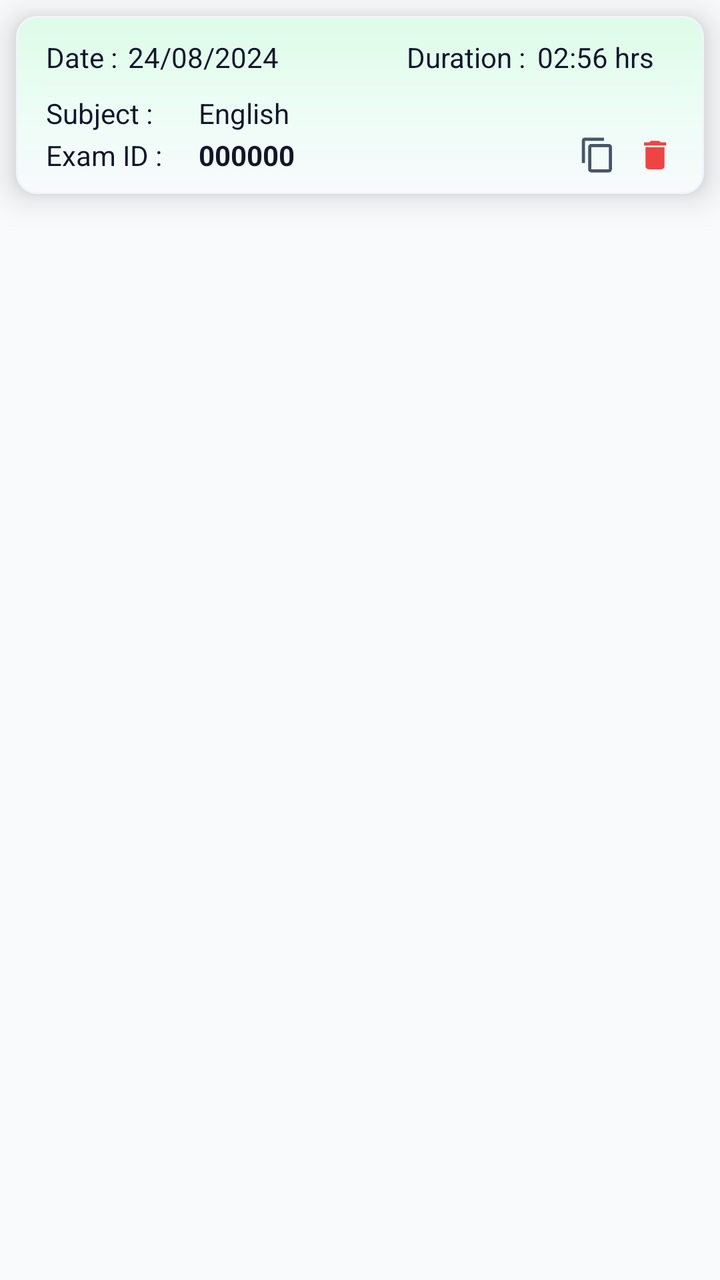
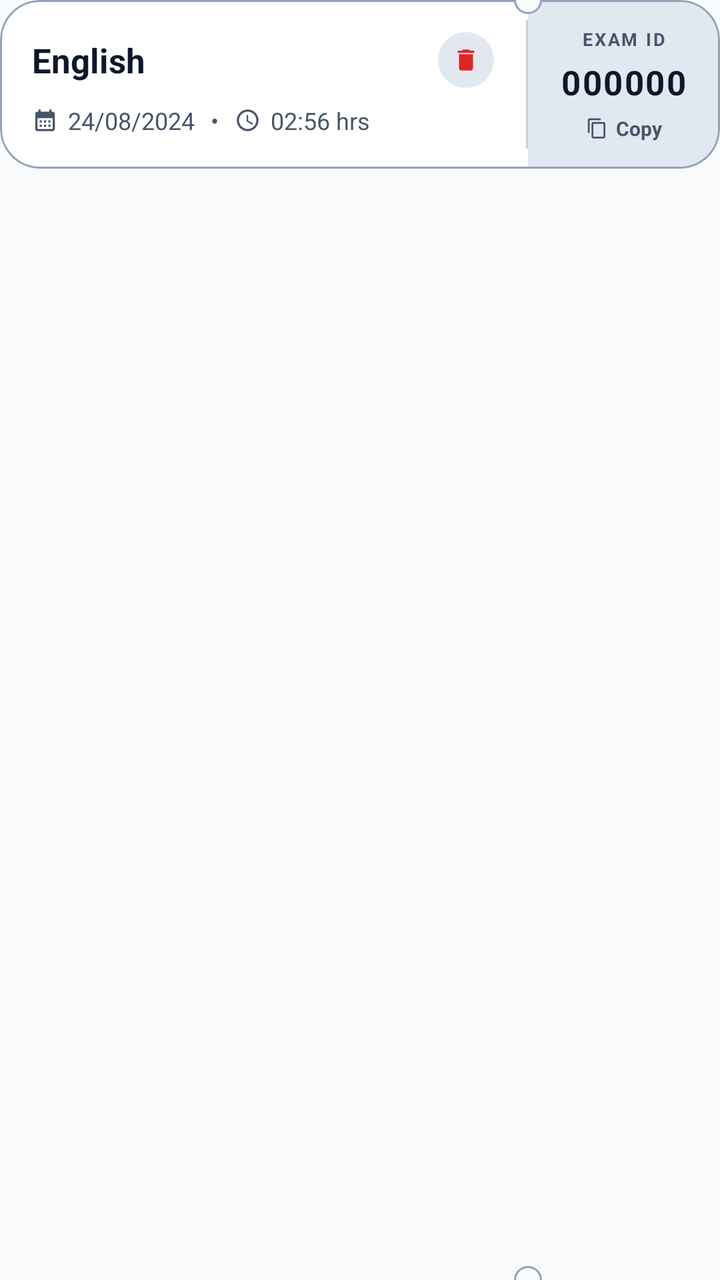

Before-and-after screenshots of an Android layout around one commit, followed by the original layout XML and the change that was made.
<!-- AndroidManifest.xml: application theme Theme.TestMaster -->
<!-- res/layout/layout_hosted_test.xml -->
<?xml version="1.0" encoding="utf-8"?>
<LinearLayout xmlns:android="http://schemas.android.com/apk/res/android"
    xmlns:app="http://schemas.android.com/apk/res-auto"
    android:layout_width="match_parent"
    android:layout_height="wrap_content">

    <LinearLayout
        android:layout_width="match_parent"
        android:layout_height="wrap_content"
        android:orientation="vertical"
        android:layout_margin="8dp"
        android:elevation="10dp"
        android:background="@drawable/green_box_gradient"
        android:padding="10dp">
        <LinearLayout
            android:layout_width="match_parent"
            android:layout_height="wrap_content"
            android:weightSum="3.5">
            <TextView
                android:layout_width="0dp"
                android:layout_height="wrap_content"
                android:text="Date : "
                android:paddingStart="5dp"
                android:layout_weight=".5"
                android:textColor="@color/text_primary"/>
            <TextView
                android:id="@+id/host_date"
                android:layout_width="0dp"
                android:layout_height="wrap_content"
                android:layout_weight="1"
                android:text="24/08/2024"
                android:textColor="@color/text_primary"/>
            <TextView
                android:layout_width="0dp"
                android:layout_height="wrap_content"
                android:gravity="end"
                android:paddingEnd="5dp"
                android:padding="1dp"
                android:text="Duration :"
                android:layout_weight="1.2"
                android:textColor="@color/text_primary"/>
            <TextView
                android:id="@+id/exam_duration"
                android:layout_width="0dp"
                android:layout_height="wrap_content"
                android:padding="1dp"
                android:text="02:56 hrs"
                android:layout_weight=".8"
                android:textColor="@color/text_primary"/>

        </LinearLayout>
        <View
            android:layout_width="match_parent"
            android:layout_height="1dp"
            android:layout_marginTop="2dp"
            android:layout_marginHorizontal="5dp"
            android:background="@color/gray"/>
        <LinearLayout
            android:layout_width="match_parent"
            android:layout_height="wrap_content"
            android:layout_marginTop="5dp"
            android:weightSum="2.2">
            <TextView
                android:layout_width="0dp"
                android:layout_height="wrap_content"
                android:text="Subject : "
                android:paddingStart="5dp"
                android:layout_weight=".5"
                android:textColor="@color/text_primary"/>
            <TextView
                android:id="@+id/subject_name"
                android:layout_width="0dp"
                android:layout_height="wrap_content"
                android:layout_marginStart="10dp"
                android:layout_weight="1.5"
                android:text="English "
                android:textColor="@color/text_primary"/>
        </LinearLayout>
        <LinearLayout
            android:layout_width="match_parent"
            android:layout_height="wrap_content"
            android:layout_marginTop="2dp"
            android:weightSum="2.2">
            <TextView
                android:layout_width="0dp"
                android:layout_height="wrap_content"
                android:text="Exam ID : "
                android:paddingStart="5dp"
                android:layout_weight=".5"
                android:textColor="@color/text_primary"/>
            <TextView
                android:id="@+id/exam_Id"
                android:layout_width="0dp"
                android:layout_height="wrap_content"
                android:textStyle="bold"
                android:layout_marginStart="10dp"
                android:layout_weight="1.3"
                android:text="000000"
                android:textColor="@color/text_primary"/>
            <ImageView
                android:id="@+id/iv_copy"
                android:layout_width="0dp"
                android:layout_height="match_parent"
                android:layout_weight=".2"
                android:src="@drawable/baseline_content_copy_24"
                app:tint="@color/text_secondary"/>
            <ImageView
                android:id="@+id/iv_delete"
                android:layout_width="0dp"
                android:layout_height="match_parent"
                android:layout_weight=".2"
                android:src="@drawable/baseline_delete_24"
                app:tint="@color/error"/>
        </LinearLayout>
    </LinearLayout>
</LinearLayout>
<!-- resources referenced by this layout -->
<resources>
  <color name="error">#EF4444</color>
  <color name="gray">#F1F5F9</color>
  <color name="text_primary">#0F172A</color>
  <color name="text_secondary">#475569</color>
  <!-- drawable baseline_content_copy_24 (drawable) -->
  <vector android:height="24dp" android:tint="#000000"
      android:viewportHeight="24" android:viewportWidth="24"
      android:width="24dp" xmlns:android="http://schemas.android.com/apk/res/android">
      <path android:fillColor="@android:color/white" android:pathData="M16,1L4,1c-1.1,0 -2,0.9 -2,2v14h2L4,3h12L16,1zM19,5L8,5c-1.1,0 -2,0.9 -2,2v14c0,1.1 0.9,2 2,2h11c1.1,0 2,-0.9 2,-2L21,7c0,-1.1 -0.9,-2 -2,-2zM19,21L8,21L8,7h11v14z"/>
  </vector>
  <!-- drawable baseline_delete_24 (drawable) -->
  <vector android:height="24dp" android:tint="#000000"
      android:viewportHeight="24" android:viewportWidth="24"
      android:width="24dp" xmlns:android="http://schemas.android.com/apk/res/android">
      <path android:fillColor="@android:color/white" android:pathData="M6,19c0,1.1 0.9,2 2,2h8c1.1,0 2,-0.9 2,-2V7H6v12zM19,4h-3.5l-1,-1h-5l-1,1H5v2h14V4z"/>
  </vector>
  <!-- drawable green_box_gradient (drawable) -->
  <?xml version="1.0" encoding="utf-8"?>
  <shape xmlns:android="http://schemas.android.com/apk/res/android"
      android:shape="rectangle">
      <gradient
          android:startColor="#DCFCE7"
          android:centerColor="#ECFDF5"
          android:endColor="#F8FAFC"
          android:angle="270"/>
      <stroke android:width="1dp"
          android:color="@color/gray"/>
      <corners android:radius="10dp"/>
  </shape>
  <style name="Theme.TestMaster" parent="Base.Theme.TestMaster" />
  <color name="primary">#059669</color>
  <color name="onPrimary">#FFFFFF</color>
  <color name="primaryContainer">#D1FAE5</color>
  <color name="onPrimaryContainer">#064E3B</color>
  <color name="secondary">#64748B</color>
  <color name="onSecondary">#FFFFFF</color>
  <color name="secondaryContainer">#F1F5F9</color>
  <color name="onSecondaryContainer">#0F172A</color>
  <color name="background">#F8FAFC</color>
  <color name="surface">#FFFFFF</color>
  <color name="onSurface">#0F172A</color>
  <color name="surfaceVariant">#E2E8F0</color>
  <color name="onSurfaceVariant">#475569</color>
  <color name="outline">#94A3B8</color>
  <color name="onError">#FFFFFF</color>
  <color name="errorContainer">#FEE2E2</color>
  <color name="onErrorContainer">#991B1B</color>
  <!-- unchanged entries left out for length: 1 -->
</resources>

<!-- the commit's change to res/layout/layout_hosted_test.xml (unified diff, before → after) -->
@@ -1,116 +1,193 @@
 <?xml version="1.0" encoding="utf-8"?>
-<LinearLayout xmlns:android="http://schemas.android.com/apk/res/android"
+<FrameLayout xmlns:android="http://schemas.android.com/apk/res/android"
     xmlns:app="http://schemas.android.com/apk/res-auto"
     android:layout_width="match_parent"
-    android:layout_height="wrap_content">
+    android:layout_height="wrap_content"
+    android:layout_margin="8dp">
 
-    <LinearLayout
+    <com.google.android.material.card.MaterialCardView
         android:layout_width="match_parent"
         android:layout_height="wrap_content"
-        android:orientation="vertical"
-        android:layout_margin="8dp"
-        android:elevation="10dp"
-        android:background="@drawable/green_box_gradient"
-        android:padding="10dp">
+        app:cardBackgroundColor="@color/surface"
+        app:cardCornerRadius="20dp"
+        app:cardElevation="0dp"
+        app:strokeColor="@color/outline"
+        app:strokeWidth="1dp">
+
         <LinearLayout
             android:layout_width="match_parent"
             android:layout_height="wrap_content"
-            android:weightSum="3.5">
-            <TextView
-                android:layout_width="0dp"
-                android:layout_height="wrap_content"
-                android:text="Date : "
-                android:paddingStart="5dp"
-                android:layout_weight=".5"
-                android:textColor="@color/text_primary"/>
-            <TextView
-                android:id="@+id/host_date"
+            android:orientation="horizontal">
+
+            
+            <LinearLayout
                 android:layout_width="0dp"
                 android:layout_height="wrap_content"
                 android:layout_weight="1"
-                android:text="24/08/2024"
-                android:textColor="@color/text_primary"/>
-            <TextView
-                android:layout_width="0dp"
-                android:layout_height="wrap_content"
-                android:gravity="end"
-                android:paddingEnd="5dp"
-                android:padding="1dp"
-                android:text="Duration :"
-                android:layout_weight="1.2"
-                android:textColor="@color/text_primary"/>
-            <TextView
-                android:id="@+id/exam_duration"
-                android:layout_width="0dp"
-                android:layout_height="wrap_content"
-                android:padding="1dp"
-                android:text="02:56 hrs"
-                android:layout_weight=".8"
-                android:textColor="@color/text_primary"/>
+                android:orientation="vertical"
+                android:padding="16dp">
 
+                <LinearLayout
+                    android:layout_width="match_parent"
+                    android:layout_height="wrap_content"
+                    android:gravity="center_vertical"
+                    android:orientation="horizontal">
+
+                    <TextView
+                        android:id="@+id/subject_name"
+                        android:layout_width="0dp"
+                        android:layout_height="wrap_content"
+                        android:layout_weight="1"
+                        android:ellipsize="end"
+                        android:maxLines="1"
+                        android:text="English"
+                        android:textColor="@color/onSurface"
+                        android:textSize="17sp"
+                        android:textStyle="bold" />
+
+                    <FrameLayout
+                        android:layout_width="28dp"
+                        android:layout_height="28dp"
+                        android:background="@drawable/bg_circle_surface">
+
+                        <ImageView
+                            android:id="@+id/iv_delete"
+                            android:layout_width="14dp"
+                            android:layout_height="14dp"
+                            android:layout_gravity="center"
+                            android:src="@drawable/baseline_delete_24"
+                            app:tint="@color/error" />
+                    </FrameLayout>
+                </LinearLayout>
+
+                <LinearLayout
+                    android:layout_width="match_parent"
+                    android:layout_height="wrap_content"
+                    android:layout_marginTop="8dp"
+                    android:gravity="center_vertical"
+                    android:orientation="horizontal">
+
+                    <ImageView
+                        android:layout_width="13dp"
+                        android:layout_height="13dp"
+                        android:src="@drawable/baseline_calendar_month_24"
+                        app:tint="@color/onSurfaceVariant" />
+
+                    <TextView
+                        android:id="@+id/host_date"
+                        android:layout_width="wrap_content"
+                        android:layout_height="wrap_content"
+                        android:layout_marginStart="5dp"
+                        android:text="24/08/2024"
+                        android:textColor="@color/onSurfaceVariant"
+                        android:textSize="12sp" />
+
+                    <TextView
+                        android:layout_width="wrap_content"
+                        android:layout_height="wrap_content"
+                        android:layout_marginStart="8dp"
+                        android:text="•"
+                        android:textColor="@color/onSurfaceVariant"
+                        android:textSize="12sp" />
+
+                    <ImageView
+                        android:layout_width="13dp"
+                        android:layout_height="13dp"
+                        android:layout_marginStart="8dp"
+                        android:src="@drawable/baseline_access_time_24"
+                        app:tint="@color/onSurfaceVariant" />
+
+                    <TextView
+                        android:id="@+id/exam_duration"
+                        android:layout_width="wrap_content"
+                        android:layout_height="wrap_content"
+                        android:layout_marginStart="5dp"
+                        android:text="02:56 hrs"
+                        android:textColor="@color/onSurfaceVariant"
+                        android:textSize="12sp" />
+                </LinearLayout>
+            </LinearLayout>
+
+            
+            <View
+                android:layout_width="1dp"
+                android:layout_height="match_parent"
+                android:layout_marginVertical="10dp"
+                android:alpha="0.5"
+                android:background="@color/outline" />
+
+            
+            <LinearLayout
+                android:layout_width="96dp"
+                android:layout_height="match_parent"
+                android:background="@color/surfaceVariant"
+                android:gravity="center"
+                android:orientation="vertical">
+
+                <TextView
+                    android:layout_width="wrap_content"
+                    android:layout_height="wrap_content"
+                    android:letterSpacing="0.1"
+                    android:text="EXAM ID"
+                    android:textColor="@color/onSurfaceVariant"
+                    android:textSize="9sp"
+                    android:textStyle="bold" />
+
+                <TextView
+                    android:id="@+id/exam_Id"
+                    android:layout_width="wrap_content"
+                    android:layout_height="wrap_content"
+                    android:layout_marginTop="4dp"
+                    android:letterSpacing="0.05"
+                    android:text="000000"
+                    android:textColor="@color/onSurface"
+                    android:textSize="17sp"
+                    android:textStyle="bold" />
+
+                <LinearLayout
+                    android:id="@+id/iv_copy"
+                    android:layout_width="wrap_content"
+                    android:layout_height="wrap_content"
+                    android:background="@drawable/bg_pill_surface_variant"
+                    android:gravity="center_vertical"
+                    android:orientation="horizontal"
+                    android:paddingHorizontal="10dp"
+                    android:layout_marginTop="5dp">
+
+                    <ImageView
+                        android:layout_width="11dp"
+                        android:layout_height="11dp"
+                        android:src="@drawable/baseline_content_copy_24"
+                        app:tint="@color/onSurfaceVariant" />
+
+                    <TextView
+                        android:layout_width="wrap_content"
+                        android:layout_height="wrap_content"
+                        android:layout_marginStart="4dp"
+                        android:text="Copy"
+                        android:textColor="@color/onSurfaceVariant"
+                        android:textSize="10sp"
+                        android:textStyle="bold" />
+                </LinearLayout>
+            </LinearLayout>
         </LinearLayout>
-        <View
-            android:layout_width="match_parent"
-            android:layout_height="1dp"
-            android:layout_marginTop="2dp"
-            android:layout_marginHorizontal="5dp"
-            android:background="@color/gray"/>
-        <LinearLayout
-            android:layout_width="match_parent"
-            android:layout_height="wrap_content"
-            android:layout_marginTop="5dp"
-            android:weightSum="2.2">
-            <TextView
-                android:layout_width="0dp"
-                android:layout_height="wrap_content"
-                android:text="Subject : "
-                android:paddingStart="5dp"
-                android:layout_weight=".5"
-                android:textColor="@color/text_primary"/>
-            <TextView
-                android:id="@+id/subject_name"
-                android:layout_width="0dp"
-                android:layout_height="wrap_content"
-                android:layout_marginStart="10dp"
-                android:layout_weight="1.5"
-                android:text="English "
-                android:textColor="@color/text_primary"/>
-        </LinearLayout>
-        <LinearLayout
-            android:layout_width="match_parent"
-            android:layout_height="wrap_content"
-            android:layout_marginTop="2dp"
-            android:weightSum="2.2">
-            <TextView
-                android:layout_width="0dp"
-                android:layout_height="wrap_content"
-                android:text="Exam ID : "
-                android:paddingStart="5dp"
-                android:layout_weight=".5"
-                android:textColor="@color/text_primary"/>
-            <TextView
-                android:id="@+id/exam_Id"
-                android:layout_width="0dp"
-                android:layout_height="wrap_content"
-                android:textStyle="bold"
-                android:layout_marginStart="10dp"
-                android:layout_weight="1.3"
-                android:text="000000"
-                android:textColor="@color/text_primary"/>
-            <ImageView
-                android:id="@+id/iv_copy"
-                android:layout_width="0dp"
-                android:layout_height="match_parent"
-                android:layout_weight=".2"
-                android:src="@drawable/baseline_content_copy_24"
-                app:tint="@color/text_secondary"/>
-            <ImageView
-                android:id="@+id/iv_delete"
-                android:layout_width="0dp"
-                android:layout_height="match_parent"
-                android:layout_weight=".2"
-                android:src="@drawable/baseline_delete_24"
-                app:tint="@color/error"/>
-        </LinearLayout>
-    </LinearLayout>
-</LinearLayout>
+    </com.google.android.material.card.MaterialCardView>
+
+    
+    <View
+        android:layout_width="14dp"
+        android:layout_height="14dp"
+        android:layout_gravity="top|end"
+        android:layout_marginEnd="89dp"
+        android:background="@drawable/bg_circle_page"
+        android:translationY="-7dp" />
+
+    <View
+        android:layout_width="14dp"
+        android:layout_height="14dp"
+        android:layout_gravity="bottom|end"
+        android:layout_marginEnd="89dp"
+        android:background="@drawable/bg_circle_page"
+        android:translationY="7dp" />
+
+</FrameLayout>
<!-- resource entries referenced after the edit -->
@@ -1,9 +1,6 @@
 <!-- resources referenced by this layout -->
 <resources>
-  <color name="error">#EF4444</color>
-  <color name="gray">#F1F5F9</color>
-  <color name="text_primary">#0F172A</color>
-  <color name="text_secondary">#475569</color>
+  <color name="error">#DC2626</color>
   <!-- drawable baseline_content_copy_24 (drawable) -->
   <vector android:height="24dp" android:tint="#000000"
       android:viewportHeight="24" android:viewportWidth="24"
@@ -16,37 +13,58 @@
       android:width="24dp" xmlns:android="http://schemas.android.com/apk/res/android">
       <path android:fillColor="@android:color/white" android:pathData="M6,19c0,1.1 0.9,2 2,2h8c1.1,0 2,-0.9 2,-2V7H6v12zM19,4h-3.5l-1,-1h-5l-1,1H5v2h14V4z"/>
   </vector>
-  <!-- drawable green_box_gradient (drawable) -->
+  <!-- drawable bg_circle_page (drawable) -->
+  <?xml version="1.0" encoding="utf-8"?>
+  <shape xmlns:android="http://schemas.android.com/apk/res/android"
+      android:shape="oval">
+      <solid android:color="@color/background" />
+      <stroke android:color="@color/outline"
+          android:width="1dp"/>
+  </shape>
+  <!-- drawable bg_circle_surface (drawable) -->
+  <?xml version="1.0" encoding="utf-8"?>
+  <shape xmlns:android="http://schemas.android.com/apk/res/android"
+      android:shape="oval">
+      <solid android:color="@color/surfaceVariant" />
+  </shape>
+  <!-- drawable bg_pill_surface_variant (drawable) -->
   <?xml version="1.0" encoding="utf-8"?>
   <shape xmlns:android="http://schemas.android.com/apk/res/android"
       android:shape="rectangle">
-      <gradient
-          android:startColor="#DCFCE7"
-          android:centerColor="#ECFDF5"
-          android:endColor="#F8FAFC"
-          android:angle="270"/>
-      <stroke android:width="1dp"
-          android:color="@color/gray"/>
-      <corners android:radius="10dp"/>
+      <solid android:color="@color/surfaceVariant" />
+      <corners android:radius="20dp" />
   </shape>
   <style name="Theme.TestMaster" parent="Base.Theme.TestMaster" />
-  <color name="primary">#059669</color>
-  <color name="onPrimary">#FFFFFF</color>
-  <color name="primaryContainer">#D1FAE5</color>
-  <color name="onPrimaryContainer">#064E3B</color>
+  <color name="primary">#FFFFFF</color>
+  <color name="onPrimary">#0F172A</color>
+  <color name="primaryContainer">#F1F5F9</color>
+  <color name="onPrimaryContainer">#0F172A</color>
   <color name="secondary">#64748B</color>
   <color name="onSecondary">#FFFFFF</color>
-  <color name="secondaryContainer">#F1F5F9</color>
+  <color name="secondaryContainer">#E2E8F0</color>
   <color name="onSecondaryContainer">#0F172A</color>
   <color name="background">#F8FAFC</color>
   <color name="surface">#FFFFFF</color>
   <color name="onSurface">#0F172A</color>
   <color name="surfaceVariant">#E2E8F0</color>
+  <!-- drawable baseline_access_time_24 (drawable) -->
+  <vector android:height="24dp" android:tint="#000000"
+      android:viewportHeight="24" android:viewportWidth="24"
+      android:width="24dp" xmlns:android="http://schemas.android.com/apk/res/android">
+      <path android:fillColor="@android:color/white" android:pathData="M11.99,2C6.47,2 2,6.48 2,12s4.47,10 9.99,10C17.52,22 22,17.52 22,12S17.52,2 11.99,2zM12,20c-4.42,0 -8,-3.58 -8,-8s3.58,-8 8,-8 8,3.58 8,8 -3.58,8 -8,8z"/>
+      <path android:fillColor="@android:color/white" android:pathData="M12.5,7H11v6l5.25,3.15 0.75,-1.23 -4.5,-2.67z"/>
+  </vector>
+  <!-- drawable baseline_calendar_month_24 (drawable) -->
+  <vector android:height="24dp" android:tint="#000000"
+      android:viewportHeight="24" android:viewportWidth="24"
+      android:width="24dp" xmlns:android="http://schemas.android.com/apk/res/android">
+      <path android:fillColor="@android:color/white" android:pathData="M19,4h-1V2h-2v2H8V2H6v2H5C3.89,4 3.01,4.9 3.01,6L3,20c0,1.1 0.89,2 2,2h14c1.1,0 2,-0.9 2,-2V6C21,4.9 20.1,4 19,4zM19,20H5V10h14V20zM9,14H7v-2h2V14zM13,14h-2v-2h2V14zM17,14h-2v-2h2V14zM9,18H7v-2h2V18zM13,18h-2v-2h2V18zM17,18h-2v-2h2V18z"/>
+  </vector>
   <color name="onSurfaceVariant">#475569</color>
   <color name="outline">#94A3B8</color>
   <color name="onError">#FFFFFF</color>
   <color name="errorContainer">#FEE2E2</color>
-  <color name="onErrorContainer">#991B1B</color>
+  <color name="onErrorContainer">#7F1D1D</color>
   <!-- unchanged entries left out for length: 1 -->
 </resources>
 
